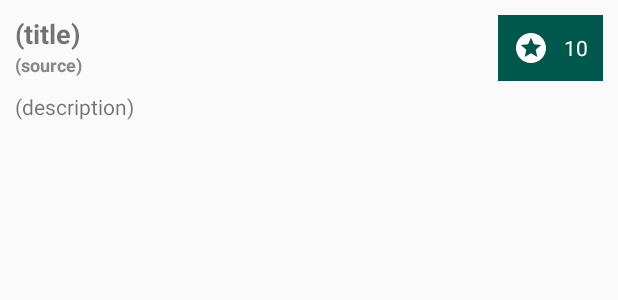
After one commit to front-line-tech/offline-locations-lib, an Android app: the layout infowindow_microtasking.xml on its own in the app's theme, with its tools: preview values and no code run, on a phone screen of 412 x 824 dp. The commit adds this screen. Shown: the top 300 px of the screen. Run offline under Robolectric (Android 15) with nearby library versions, the phone set to English and light mode, and no system bars.

Commit message:
new infowindow adapter

```diff
--- a/OfflinePlaces/app.coec.client/src/main/java/com/flt/coecclient/ui/MapsActivity.java
+++ b/OfflinePlaces/app.coec.client/src/main/java/com/flt/coecclient/ui/MapsActivity.java
@@ -231,6 +231,8 @@ public class MapsActivity extends AbstractServiceBoundAppCompatActivity<CoecServ
 
     map.setOnCameraIdleListener(() -> updateMapFromBoundaries());
 
+    map.setInfoWindowAdapter(new CoecTaskingInfoWindowAdapter(this));
+
     updateUI();
     updateMapFromBoundaries();
   }
@@ -261,6 +263,9 @@ public class MapsActivity extends AbstractServiceBoundAppCompatActivity<CoecServ
                         .icon(BitmapDescriptorFactory.fromResource(R.drawable.stella_tiny))
                         .anchor(0.5f, 0.5f)
                         .snippet(tasking.description));
+
+                marker.setTag(tasking); // keep the tasking!
+
                 currentMarkers.put(tasking.tasking_uuid, marker);
               });
             }
--- /dev/null
+++ b/OfflinePlaces/app.coec.client/src/main/res/drawable/ic_stars_black_24dp.xml
@@ -0,0 +1,9 @@
+<vector xmlns:android="http://schemas.android.com/apk/res/android"
+        android:width="24dp"
+        android:height="24dp"
+        android:viewportWidth="24.0"
+        android:viewportHeight="24.0">
+    <path
+        android:fillColor="#FF000000"
+        android:pathData="M11.99,2C6.47,2 2,6.48 2,12s4.47,10 9.99,10C17.52,22 22,17.52 22,12S17.52,2 11.99,2zM16.23,18L12,15.45 7.77,18l1.12,-4.81 -3.73,-3.23 4.92,-0.42L12,5l1.92,4.53 4.92,0.42 -3.73,3.23L16.23,18z"/>
+</vector>
--- /dev/null
+++ b/OfflinePlaces/app.coec.client/src/main/res/layout/infowindow_microtasking.xml
@@ -0,0 +1,72 @@
+<?xml version="1.0" encoding="utf-8"?>
+<RelativeLayout xmlns:android="http://schemas.android.com/apk/res/android"
+    android:layout_width="match_parent"
+    android:layout_height="match_parent"
+    android:padding="@dimen/card_inner_padding">
+
+    <RelativeLayout
+        android:id="@+id/layout_stars"
+        android:layout_width="wrap_content"
+        android:layout_height="wrap_content"
+        android:layout_alignParentEnd="true"
+        android:layout_alignParentTop="true"
+        android:background="@color/colorPrimaryDark"
+        android:padding="@dimen/card_inner_padding">
+
+        <ImageView
+            android:id="@+id/image_star"
+            android:layout_width="wrap_content"
+            android:layout_height="wrap_content"
+            android:tint="#ffffff"
+            android:src="@drawable/ic_stars_black_24dp"
+            android:layout_alignParentStart="true"
+            android:layout_alignParentTop="true"
+            />
+
+        <TextView
+            android:id="@+id/text_points"
+            android:layout_width="wrap_content"
+            android:layout_height="wrap_content"
+            android:layout_toEndOf="@id/image_star"
+            android:layout_centerVertical="true"
+            android:layout_marginStart="@dimen/card_inner_padding"
+            android:text="10"
+            android:textColor="#ffffff"
+            />
+
+    </RelativeLayout>
+
+    <TextView
+        android:id="@+id/info_title"
+        android:layout_width="match_parent"
+        android:layout_height="wrap_content"
+        android:layout_alignParentTop="true"
+        android:layout_alignParentStart="true"
+        android:layout_toStartOf="@id/layout_stars"
+        android:text="(title)"
+        android:textSize="18sp"
+        android:textStyle="bold"
+        />
+
+    <TextView
+        android:id="@+id/info_source"
+        android:layout_width="match_parent"
+        android:layout_height="wrap_content"
+        android:layout_below="@id/info_title"
+        android:text="(source)"
+        android:textColor="#888888"
+        android:textSize="12sp"
+        android:textStyle="bold"
+        />
+
+    <TextView
+        android:id="@+id/info_description"
+        android:layout_width="match_parent"
+        android:layout_height="wrap_content"
+        android:layout_below="@id/info_source"
+        android:layout_marginTop="10dp"
+        android:text="(description)"
+        />
+
+
+</RelativeLayout>
```
Also changed, not shown: OfflinePlaces/app.coec.client/src/main/java/com/flt/coecclient/ui/CoecTaskingInfoWindowAdapter.java (added, +51 -0 lines), OfflinePlaces/app.coec.client/src/main/res/drawable/ic_star_black_24dp.xml (added, +9 -0 lines), OfflinePlaces/app.coec.client/src/main/res/drawable/ic_star_border_black_24dp.xml (added, +9 -0 lines), OfflinePlaces/app.coec.client/src/main/res/drawable/ic_star_half_black_24dp.xml (added, +9 -0 lines).
